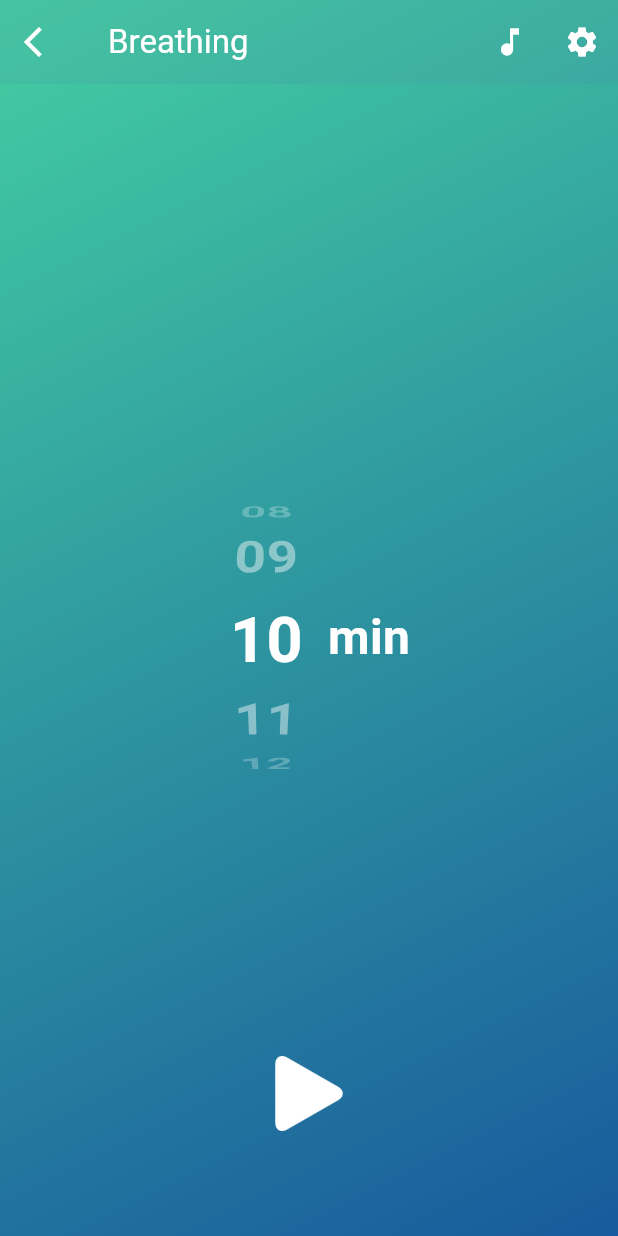
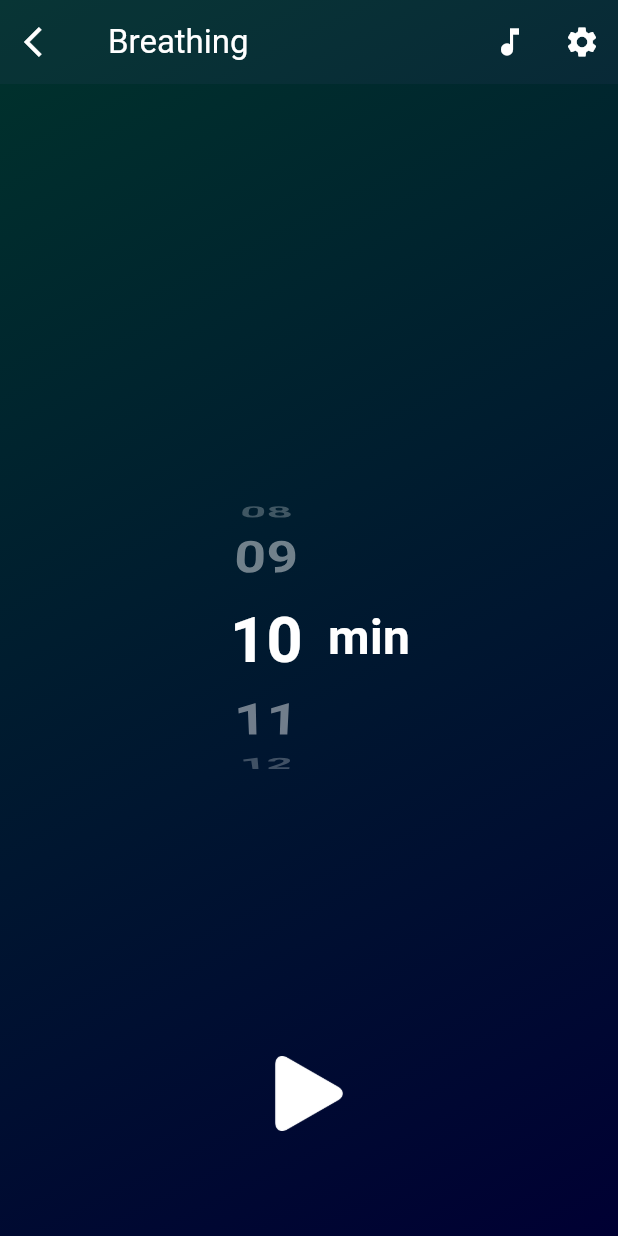
Before and after one commit to crypticdenis/meditation_app_flutter, a Flutter app: the BreathingScreen screen opened directly, on a phone screen of 412 x 824 dp. Run offline on Flutter 3.47's test engine with Material 3 defaults, Android fonts, the phone set to English and light mode, and no system bars; our stand-ins replace audioplayers, firebase_core, firebase_storage, get, shared_preferences; accounts and stored records are empty.

Commit message:
added few more colors and refined the progressindicator, so it ticks every millisecond

```diff
--- a/lib/appearance/gradient_colors.dart
+++ b/lib/appearance/gradient_colors.dart
@@ -2,87 +2,73 @@ import 'package:flutter/material.dart';
 
 class GradientColors {
   static final List<LinearGradient> gradients = [
+    // Midnight Pine
     const LinearGradient(
       begin: Alignment.topLeft,
       end: Alignment.bottomRight,
-      colors: [Color(0xFF43cea2), Color(0xFF185a9d)], // Seafoam Blue
+      colors: [Color(0xFF00332C), Color(0xFF000033)], // Deep Forest Green to Midnight Blue
+    ),
+    // Twilight Mauve
+    const LinearGradient(
+      begin: Alignment.topLeft,
+      end: Alignment.bottomRight,
+      colors: [Color(0xFF4B253A), Color(0xFF423B42)], // Dark Mauve to Twilight Grey
+    ),
+    // Dusk Amber
+    const LinearGradient(
+      begin: Alignment.topLeft,
+      end: Alignment.bottomRight,
+      colors: [Color(0xFF4A2C00), Color(0xFF1B1B1B)], // Deep Amber to Dark Earth
+    ),
+    // Ocean Depths
+    const LinearGradient(
+      begin: Alignment.topLeft,
+      end: Alignment.bottomRight,
+      colors: [Color(0xFF003B46), Color(0xFF1B2A49)], // Deep Teal to Dark Slate Blue
+    ),
+    // Gothic Rose
+    const LinearGradient(
+      begin: Alignment.topLeft,
+      end: Alignment.bottomRight,
+      colors: [Color(0xFF45171D), Color(0xFF2F2F31)], // Dark Rose to Gothic Gray
     ),
     const LinearGradient(
       begin: Alignment.topLeft,
       end: Alignment.bottomRight,
-      colors: [Color(0xFFf80759), Color(0xFFbc4e9c)],
+      colors: [Color(0xFF0E0F0F), Color(0xFF334756)], // Midnight Blue
     ),
     const LinearGradient(
       begin: Alignment.topLeft,
       end: Alignment.bottomRight,
-      colors: [Color(0xFF590677), Color(0xFF19163C)], // Purple Dusk
-    ),
-    // New gradients that complement white fonts
-    const LinearGradient(
-      begin: Alignment.topLeft,
-      end: Alignment.bottomRight,
-      colors: [Color(0xFF0072ff), Color(0xFF00c6ff)], // Deep Ocean to Sky Blue
+      colors: [Color(0xFF202020), Color(0xFF646F4E)], // Dark Moss
     ),
     const LinearGradient(
       begin: Alignment.topLeft,
       end: Alignment.bottomRight,
-      colors: [Color(0xFFfa709a), Color(0xFFfee140)], // Sunset Twilight
+      colors: [Color(0xFF0A0F0B), Color(0xFF3C6E71)], // Forest Whisper
     ),
     const LinearGradient(
       begin: Alignment.topLeft,
       end: Alignment.bottomRight,
-      colors: [Color(0xFF123456), Color(0xFF654321)],
+      colors: [Color(0xFF000000), Color(0xFF575600)], // Night Lemon
     ),
     const LinearGradient(
       begin: Alignment.topLeft,
       end: Alignment.bottomRight,
-      colors: [Color(0xFF00467F), Color(0xFFFFB88C)], // Twilight Blues and Oranges
-    ),
-    const LinearGradient(
-      begin: Alignment.topLeft,
-      end: Alignment.bottomRight,
-      colors: [Color(0xFF6a11cb), Color(0xFF2575fc)], // Royal Purple to Soft Lilac
-    ),
-    const LinearGradient(
-      begin: Alignment.topLeft,
-      end: Alignment.bottomRight,
-      colors: [Color(0xFF333333), Color(0xFFdd1818)], // Crimson Fade
-    ),
-    const LinearGradient(
-      begin: Alignment.topLeft,
-      end: Alignment.bottomRight,
-      colors: [Color(0xFFFF6E7F), Color(0xFFFFB88C)],
-    ),
-    const LinearGradient(
-      begin: Alignment.topLeft,
-      end: Alignment.bottomRight,
-      colors: [Color(0xFF654ea3), Color(0xFFeaafc8)], // Lavender Field
-    ),
-    const LinearGradient(
-      begin: Alignment.topLeft,
-      end: Alignment.bottomRight,
-      colors: [Color(0xFFff9966), Color(0xFFff5e62)], // Warm Sunset
-    ),
-    const LinearGradient(
-      begin: Alignment.topCenter,
-      end: Alignment.bottomCenter,
-      colors: [Color(0xFF12c2e9), Color(0xFFc471ed), Color(0xFFf64f59)], // Celestial Dive
+      colors: [Color(0xFF343837), Color(0xFF005F6B)], // Teal Shadow
     ),
   ];
 
   static final List<String> names = [
-    'Seafoam Blue',
-    'Pink Bloom',
-    'Purple Dusk',
-    'Deep Ocean Sky',
-    'Sunset Orange',
-    'Sunset Twilight',
-    'Twilight Blues and Oranges',
-    'Royal Purple Lilac',
-    'Crimson Fade',
-    'Lavender Field',
-    'Rose Dawn',
-    'Warm Sunset',
-    'Celestial Dive',
+    'Midnight Pine',
+    'Twilight Mauve',
+    'Dusk Amber',
+    'Ocean Depths',
+    'Gothic Rose',
+    'Midnight Blue',
+    'Dark Moss',
+    'Forest Whisper',
+    'Night Lemon',
+    'Teal Shadow',
   ];
 }
```
Also changed, not shown: lib/common_definitions.dart (+24 -1 lines), lib/meditation/meditation.dart (+30 -1 lines), lib/timer_feature/timer.dart (+30 -16 lines), assets/icons/cross.png, lib/generated/assets.dart.
